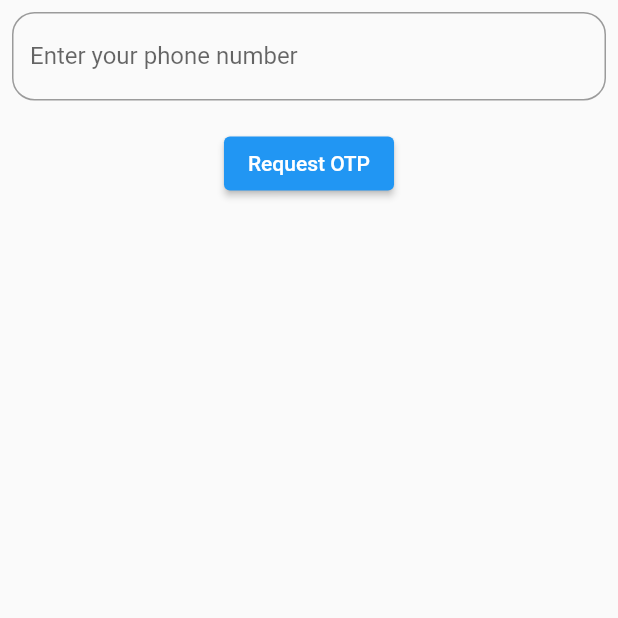
After one commit to sadman-ichha/firebase_auth, a Flutter app: the screen it shows after launch, after a tap on "Phone", on a phone screen of 412 x 824 dp, the top half of it. The commit adds this screen. Run offline on Flutter 3.47's test engine with Material 2 defaults, Android fonts, the phone set to English and light mode, and no system bars; our stand-ins replace firebase_auth, firebase_core, get_storage, google_sign_in, intl_phone_number_input; accounts and stored records are empty; network calls fail.

Commit message:
phone auth added

```diff
--- /dev/null
+++ b/lib/views/phone_auth_screen.dart
@@ -0,0 +1,38 @@
+import 'package:flutter/material.dart';
+import 'package:flutter_fire/helper/auth_helper.dart';
+import 'package:intl_phone_number_input/intl_phone_number_input.dart';
+
+class PhoneAuthScreen extends StatelessWidget {
+  TextEditingController _numEditingController = TextEditingController();
+
+  @override
+  Widget build(BuildContext context) {
+    return Scaffold(
+      body: SafeArea(
+        child: Column(
+          children: [
+            Padding(
+              padding: EdgeInsets.all(8.0),
+              child: TextField(
+                controller: _numEditingController,
+                textInputAction: TextInputAction.next,
+                decoration: InputDecoration(
+                  labelText: "Enter your phone number",
+                  border: OutlineInputBorder(
+                    borderRadius: BorderRadius.circular(15),
+                  ),
+                ),
+              ),
+            ),
+            SizedBox(height: 10.0),
+            ElevatedButton(
+                onPressed: () {
+                  AuthHelper().phoneAuth(_numEditingController.text, context);
+                },
+                child: Text("Request OTP")),
+          ],
+        ),
+      ),
+    );
+  }
+}
--- a/lib/views/sign_up_screen.dart
+++ b/lib/views/sign_up_screen.dart
@@ -3,6 +3,7 @@ import 'package:flutter/gestures.dart';
 import 'package:flutter/material.dart';
 import 'package:flutter_fire/helper/auth_helper.dart';
 import 'package:flutter_fire/views/log_in_screen.dart';
+import 'package:flutter_fire/views/phone_auth_screen.dart';
 
 class SingupScreen extends StatelessWidget {
   TextEditingController _emailEditingController = TextEditingController();
@@ -55,7 +56,13 @@ class SingupScreen extends StatelessWidget {
             ),
             ElevatedButton(
                 onPressed: () => AuthHelper().signInWithGoogle(context),
-                child: Text("Login With Google"))
+                child: Text("Login With Google")),
+            ElevatedButton(
+                onPressed: () {
+                  Navigator.push(context,
+                      MaterialPageRoute(builder: (_) => PhoneAuthScreen()));
+                },
+                child: Text("Phone"))
           ],
         ),
       ),
--- a/lib/views/splash_screen.dart
+++ b/lib/views/splash_screen.dart
@@ -6,7 +6,6 @@ import 'package:get_storage/get_storage.dart';
 import 'sign_up_screen.dart';
 
 class SplashScreen extends StatelessWidget {
-
   final box = GetStorage();
 
   chooseScreen(context) async {
--- a/pubspec.yaml
+++ b/pubspec.yaml
@@ -33,6 +33,7 @@ dependencies:
   firebase_auth: ^3.6.3
   get_storage: ^2.0.3
   google_sign_in: ^5.4.1
+  intl_phone_number_input: ^0.7.0+2
 
   # The following adds the Cupertino Icons font to your application.
   # Use with the CupertinoIcons class for iOS style icons.
```
Also changed, not shown: lib/helper/auth_helper.dart (+61 -4 lines), pubspec.lock.
